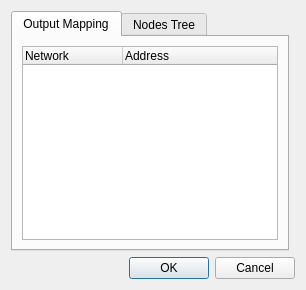
The window that plugins/artnet/configureartnet.ui (mcallegari/qlcplus) describes before a commit, drawn with Qt 5.
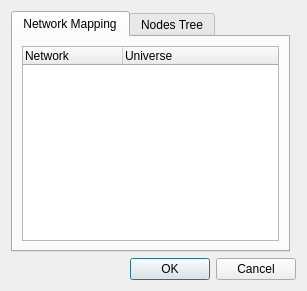
The same window after the commit.

What changed in the file:
```diff
--- a/plugins/artnet/configureartnet.ui
+++ b/plugins/artnet/configureartnet.ui
@@ -2,6 +2,14 @@
 <ui version="4.0">
  <class>ConfigureArtNet</class>
  <widget class="QDialog" name="ConfigureArtNet">
+  <property name="geometry">
+   <rect>
+    <x>0</x>
+    <y>0</y>
+    <width>307</width>
+    <height>291</height>
+   </rect>
+  </property>
   <property name="windowTitle">
    <string>Configure ArtNet Plugin</string>
   </property>
@@ -13,7 +21,7 @@
      </property>
      <widget class="QWidget" name="tab">
       <attribute name="title">
-       <string>Output Mapping</string>
+       <string>Network Mapping</string>
       </attribute>
       <layout class="QVBoxLayout" name="verticalLayout">
        <item>
@@ -31,7 +39,7 @@
          </column>
          <column>
           <property name="text">
-           <string>Address</string>
+           <string>Universe</string>
           </property>
          </column>
         </widget>
```
